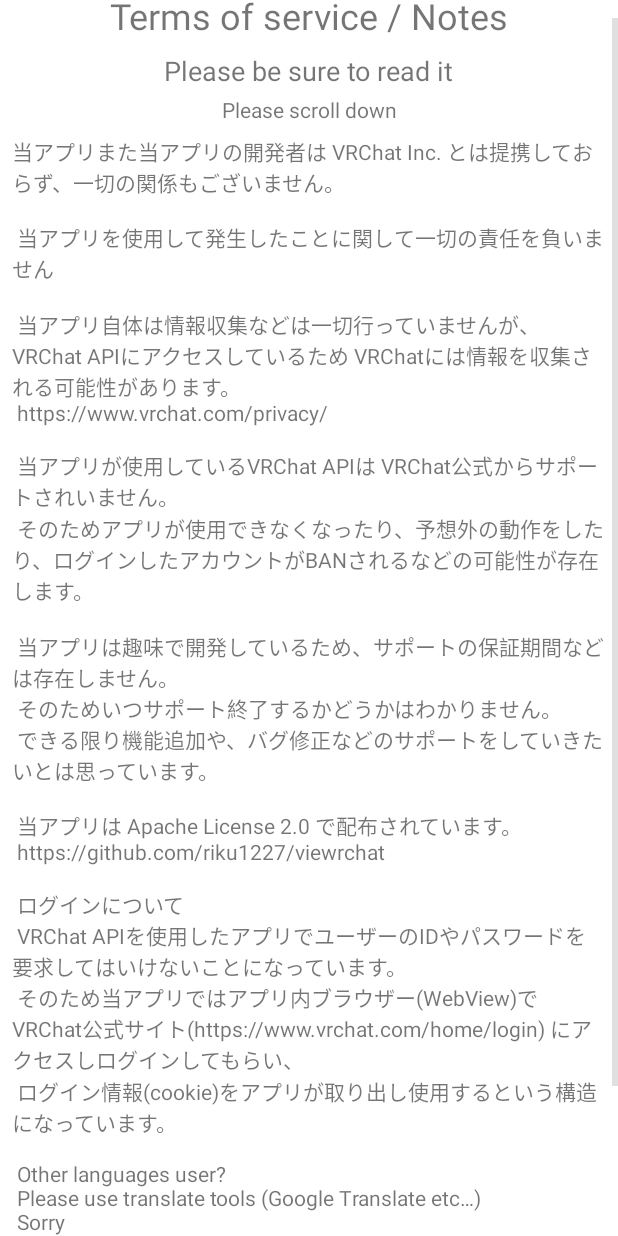
After one commit to riku1227/viewrchat, an Android app: the layout pager_tutorial_02.xml on its own in the app's theme, with its tools: preview values and no code run, on a phone screen of 412 x 824 dp. The commit adds this screen. Run offline under Robolectric (Android 15) with nearby library versions, the phone set to English and light mode, and no system bars.

Commit message:
:sparkles: Add tutorial activity

```diff
--- a/app/src/main/AndroidManifest.xml
+++ b/app/src/main/AndroidManifest.xml
@@ -9,6 +9,9 @@
         android:roundIcon="@mipmap/ic_launcher_round"
         android:supportsRtl="true"
         android:theme="@style/AppTheme">
+        <activity
+            android:name=".activity.TutorialActivity"
+            android:label="@string/title_activity_tutorial"></activity>
         <activity android:name=".activity.MainActivity">
             <intent-filter>
                 <action android:name="android.intent.action.MAIN" />
--- /dev/null
+++ b/app/src/main/res/drawable/ic_navigate_next_24px.xml
@@ -0,0 +1,9 @@
+<vector xmlns:android="http://schemas.android.com/apk/res/android"
+    android:width="24dp"
+    android:height="24dp"
+    android:viewportWidth="24"
+    android:viewportHeight="24">
+  <path
+      android:fillColor="#FF000000"
+      android:pathData="M10,6L8.59,7.41 13.17,12l-4.58,4.59L10,18l6,-6z"/>
+</vector>
--- /dev/null
+++ b/app/src/main/res/layout/pager_tutorial_02.xml
@@ -0,0 +1,96 @@
+<?xml version="1.0" encoding="utf-8"?>
+<ScrollView
+    xmlns:android="http://schemas.android.com/apk/res/android"
+    xmlns:app="http://schemas.android.com/apk/res-auto"
+    android:layout_width="match_parent"
+    android:layout_height="match_parent">
+
+    <androidx.constraintlayout.widget.ConstraintLayout
+        android:layout_width="match_parent"
+        android:layout_height="wrap_content">
+
+        <TextView
+            android:id="@+id/textView"
+            android:layout_width="wrap_content"
+            android:layout_height="wrap_content"
+            android:layout_marginStart="8dp"
+            android:layout_marginTop="8dp"
+            android:layout_marginEnd="8dp"
+            android:text="@string/pager_tutorial_02_title"
+            android:textSize="24sp"
+            app:layout_constraintEnd_toEndOf="parent"
+            app:layout_constraintStart_toStartOf="parent"
+            app:layout_constraintTop_toTopOf="parent" />
+
+        <TextView
+            android:id="@+id/textView2"
+            android:layout_width="wrap_content"
+            android:layout_height="wrap_content"
+            android:layout_marginTop="8dp"
+            android:text="@string/pager_tutorial_02_please_read"
+            android:textSize="18sp"
+            app:layout_constraintEnd_toEndOf="parent"
+            app:layout_constraintStart_toStartOf="parent"
+            app:layout_constraintTop_toBottomOf="@+id/textView" />
+
+        <TextView
+            android:id="@+id/textView3"
+            android:layout_width="wrap_content"
+            android:layout_height="wrap_content"
+            android:layout_marginTop="4dp"
+            android:text="@string/pager_tutorial_02_scroll_down"
+            android:textSize="14sp"
+            app:layout_constraintEnd_toEndOf="parent"
+            app:layout_constraintStart_toStartOf="parent"
+            app:layout_constraintTop_toBottomOf="@+id/textView2" />
+
+        <LinearLayout
+            android:layout_width="match_parent"
+            android:layout_height="wrap_content"
+            android:layout_marginStart="8dp"
+            android:layout_marginTop="8dp"
+            android:layout_marginEnd="8dp"
+            android:orientation="vertical"
+            app:layout_constraintEnd_toEndOf="parent"
+            app:layout_constraintStart_toStartOf="parent"
+            app:layout_constraintTop_toBottomOf="@+id/textView3">
+
+            <TextView
+                android:layout_width="wrap_content"
+                android:layout_height="wrap_content"
+                android:text="@string/pager_tutorial_02_terms_of_service"
+                android:textIsSelectable="true" />
+
+            <CheckBox
+                android:id="@+id/pagerTutorial02AgreeCheckBox"
+                android:layout_marginTop="8dp"
+                android:layout_width="wrap_content"
+                android:layout_height="wrap_content"
+                android:text="@string/pager_tutorial_02_agree"/>
+
+            <LinearLayout
+                android:layout_width="match_parent"
+                android:layout_height="wrap_content"
+                android:orientation="horizontal"
+                android:gravity="end">
+
+                <com.google.android.material.button.MaterialButton
+                    android:id="@+id/pagerTutorial02NextButton"
+                    android:layout_width="wrap_content"
+                    android:layout_height="wrap_content"
+                    android:layout_marginEnd="8dp"
+                    android:layout_marginBottom="8dp"
+                    style="@style/Widget.MaterialComponents.Button.TextButton"
+                    android:text="@string/pager_tutorial_generic_next"
+                    app:icon="@drawable/ic_navigate_next_24px"
+                    app:iconGravity="textEnd"
+                    android:padding="8dp"
+                    android:enabled="false"/>
+
+            </LinearLayout>
+
+        </LinearLayout>
+
+    </androidx.constraintlayout.widget.ConstraintLayout>
+
+</ScrollView>
--- a/app/src/main/res/values/strings.xml
+++ b/app/src/main/res/values/strings.xml
@@ -1,5 +1,55 @@
 <resources>
     <string name="app_name" translatable="false">ViewRChat</string>
+    <string name="app_name_split_01" translatable="false">ViewR</string>
+    <string name="app_name_split_02" translatable="false">Chat</string>
 
     <string name="hello_world">Hello World!</string>
+
+    <!-- Tutorial Activity -->
+    <string name="title_activity_tutorial">Tutorial</string>
+
+    <string name="pager_tutorial_generic_next">Next</string>
+
+    <string name="pager_tutorial_01_description_01">・Anytime, anywhere check online friends</string>
+    <string name="pager_tutorial_01_description_02">・TODO</string>
+    <string name="pager_tutorial_01_description_03">・Support Dark theme / Black theme</string>
+
+    <string name="pager_tutorial_02_title">Terms of service / Notes</string>
+    <string name="pager_tutorial_02_please_read">Please be sure to read it</string>
+    <string name="pager_tutorial_02_scroll_down">Please scroll down</string>
+    <string name="pager_tutorial_02_agree">Agree terms of service</string>
+    <string name="pager_tutorial_02_terms_of_service" translatable="false">
+        当アプリまた当アプリの開発者は VRChat Inc. とは提携しておらず、一切の関係もございません。\n
+        \n
+        当アプリを使用して発生したことに関して一切の責任を負いません\n
+        \n
+        当アプリ自体は情報収集などは一切行っていませんが、VRChat APIにアクセスしているため VRChatには情報を収集される可能性があります。\n
+        https://www.vrchat.com/privacy/\n
+        \n
+        当アプリが使用しているVRChat APIは VRChat公式からサポートされいません。\n
+        そのためアプリが使用できなくなったり、予想外の動作をしたり、ログインしたアカウントがBANされるなどの可能性が存在します。\n
+        \n
+        当アプリは趣味で開発しているため、サポートの保証期間などは存在しません。\n
+        そのためいつサポート終了するかどうかはわかりません。\n
+        できる限り機能追加や、バグ修正などのサポートをしていきたいとは思っています。\n
+        \n
+        当アプリは Apache License 2.0 で配布されています。\n
+        https://github.com/riku1227/viewrchat
+        \n
+        \n
+        ログインについて\n
+        VRChat APIを使用したアプリでユーザーのIDやパスワードを要求してはいけないことになっています。\n
+        そのため当アプリではアプリ内ブラウザー(WebView)で VRChat公式サイト(https://www.vrchat.com/home/login) にアクセスしログインしてもらい、\n
+        ログイン情報(cookie)をアプリが取り出し使用するという構造になっています。\n
+        \n
+        Other languages user?\n
+        Please use translate tools (Google Translate etc&#8230;)\n
+        Sorry
+    </string>
+
+    <string name="pager_tutorial_03_how_to_login">How to login</string>
+    <string name="pager_tutorial_03_how_to_01">Press bottom login button to access VRChat login page</string>
+    <string name="pager_tutorial_03_how_to_02">After logging in, press the check button at the bottom right</string>
+    <string name="pager_tutorial_03_how_to_03">Login complete</string>
+    <string name="pager_tutorial_03_login">Login</string>
 </resources>
```
Also changed, not shown: app/src/main/java/com/riku1227/viewrchat/activity/MainActivity.kt (+8 -0 lines), app/src/main/java/com/riku1227/viewrchat/activity/TutorialActivity.kt (added, +23 -0 lines), app/src/main/java/com/riku1227/viewrchat/adapter/TutorialRecyclerAdapter.kt (added, +95 -0 lines), app/src/main/res/layout/activity_tutorial.xml (added, +28 -0 lines), app/src/main/res/layout/pager_tutorial_01.xml (added, +112 -0 lines), app/src/main/res/layout/pager_tutorial_03.xml (added, +69 -0 lines), 1 other file.
